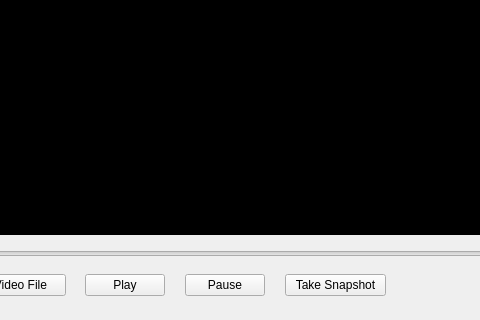
This is mainwindow.ui in jshashwat/MediaPlayer as Qt 5 draws it before an edit; both pictures show x 85 to 565 and y 142 to 462 of the 737 by 462 pixel window. The edited form follows.
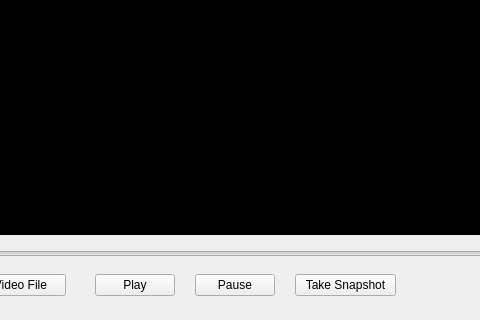
This is the edited form.

```diff
--- a/mainwindow.ui
+++ b/mainwindow.ui
@@ -49,7 +49,7 @@
    <widget class="QPushButton" name="playButton">
     <property name="geometry">
      <rect>
-      <x>170</x>
+      <x>180</x>
       <y>380</y>
       <width>80</width>
       <height>22</height>
@@ -62,7 +62,7 @@
    <widget class="QPushButton" name="pushButton_3">
     <property name="geometry">
      <rect>
-      <x>270</x>
+      <x>280</x>
       <y>380</y>
       <width>80</width>
       <height>22</height>
@@ -104,7 +104,7 @@
    <widget class="QPushButton" name="pushButton">
     <property name="geometry">
      <rect>
-      <x>370</x>
+      <x>380</x>
       <y>380</y>
       <width>101</width>
       <height>22</height>
```
